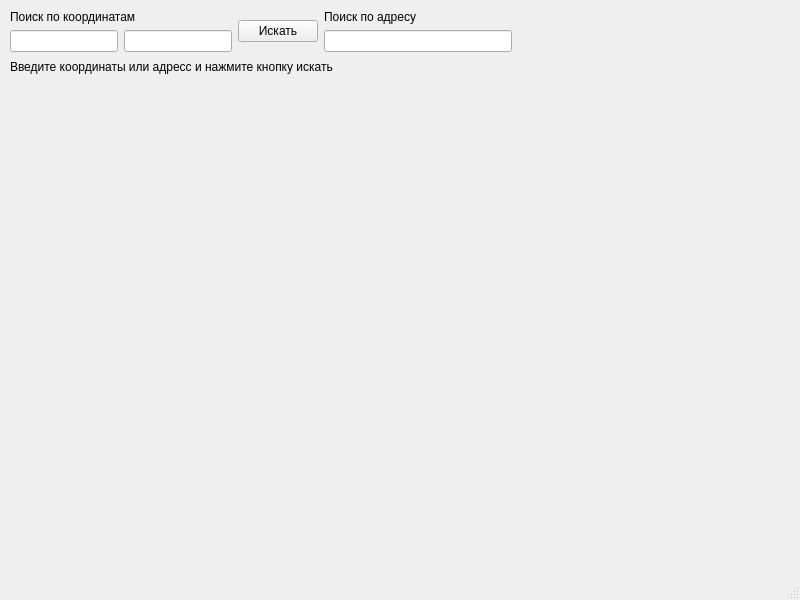
Before: the Qt Designer form design.ui in Throddy/miniWEB, drawn with Qt 5.
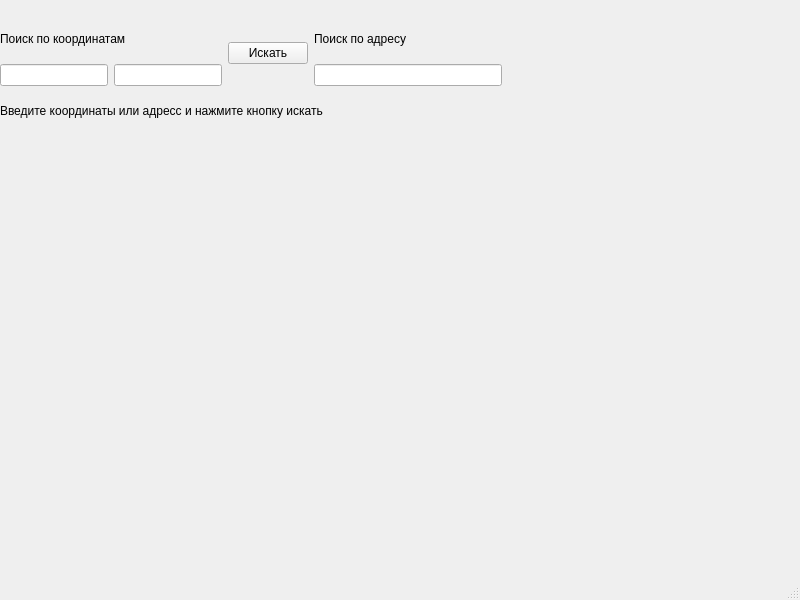
After: the same form once the commit is applied.

```diff
--- a/design.ui
+++ b/design.ui
@@ -14,11 +14,11 @@
    <string>MainWindow</string>
   </property>
   <widget class="QWidget" name="centralwidget">
-   <widget class="QWidget" name="">
+   <widget class="QWidget" name="layoutWidget">
     <property name="geometry">
      <rect>
-      <x>10</x>
-      <y>10</y>
+      <x>0</x>
+      <y>20</y>
       <width>502</width>
       <height>66</height>
      </rect>
@@ -70,14 +70,20 @@
        </item>
       </layout>
      </item>
-     <item>
+    </layout>
+   </widget>
       <widget class="QLabel" name="map">
+    <property name="geometry">
+     <rect>
+      <x>0</x>
+      <y>100</y>
+      <width>781</width>
+      <height>21</height>
+     </rect>
+    </property>
        <property name="text">
         <string>Введите координаты или адресс и нажмите кнопку искать</string>
        </property>
-      </widget>
-     </item>
-    </layout>
    </widget>
   </widget>
   <widget class="QMenuBar" name="menubar">
```
Lines whose indentation alone changed are shown as unchanged.
